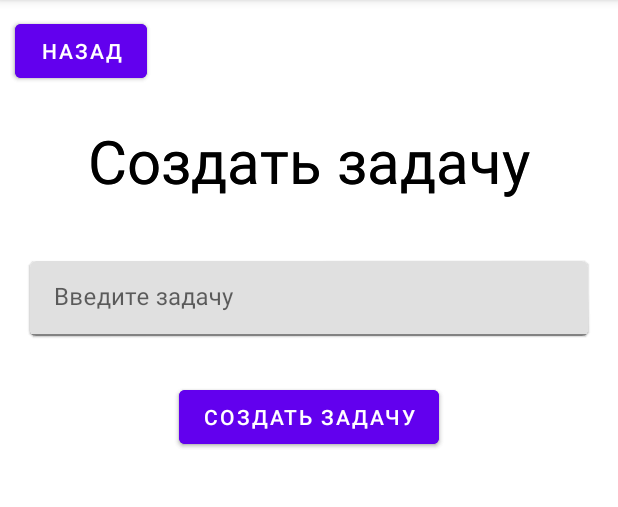
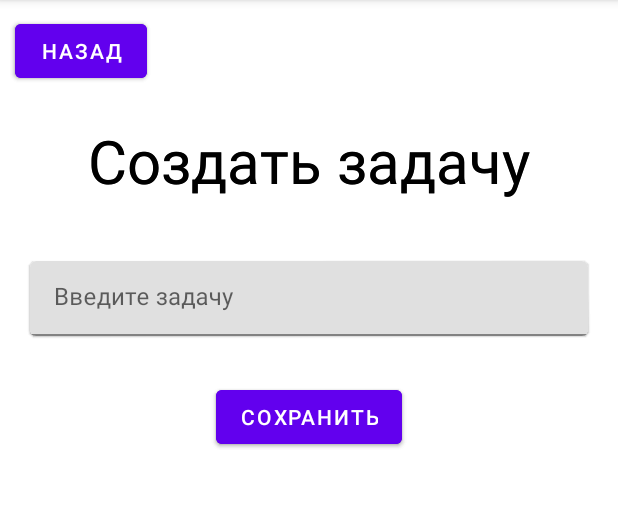
Before and after one commit to AmirKakDela/kotlin_todo-app, an Android app: the fragment TaskFormFragment placed in its activity, after a tap on "НАЗАД", on a phone screen of 412 x 824 dp, the part 84-591 px from its top. Run offline under Robolectric (Android 15) with nearby library versions, the phone set to English and light mode, and no system bars; our stand-ins replace Firebase (no records; nobody signed in at launch, a user with empty details on screens opened directly).

Commit message:
Update method

```diff
--- a/app/src/main/res/layout/fragment_task_form.xml
+++ b/app/src/main/res/layout/fragment_task_form.xml
@@ -61,7 +61,7 @@
         android:layout_width="wrap_content"
         android:layout_height="wrap_content"
         android:layout_marginTop="30dp"
-        android:text="@string/create_task"
+        android:text="@string/save"
         app:layout_constraintEnd_toEndOf="parent"
         app:layout_constraintStart_toStartOf="parent"
         app:layout_constraintTop_toBottomOf="@+id/card1" />
--- a/app/src/main/res/values/strings.xml
+++ b/app/src/main/res/values/strings.xml
@@ -17,4 +17,5 @@
     <string name="todo">Задача</string>
     <string name="enter_task">Введите задачу</string>
     <string name="back">Назад</string>
+    <string name="save">Сохранить</string>
 </resources>
```
Also changed, not shown: app/src/main/java/com/example/myapplication/fragments/TaskFormFragment.kt (+12 -3 lines), 1 other file.
